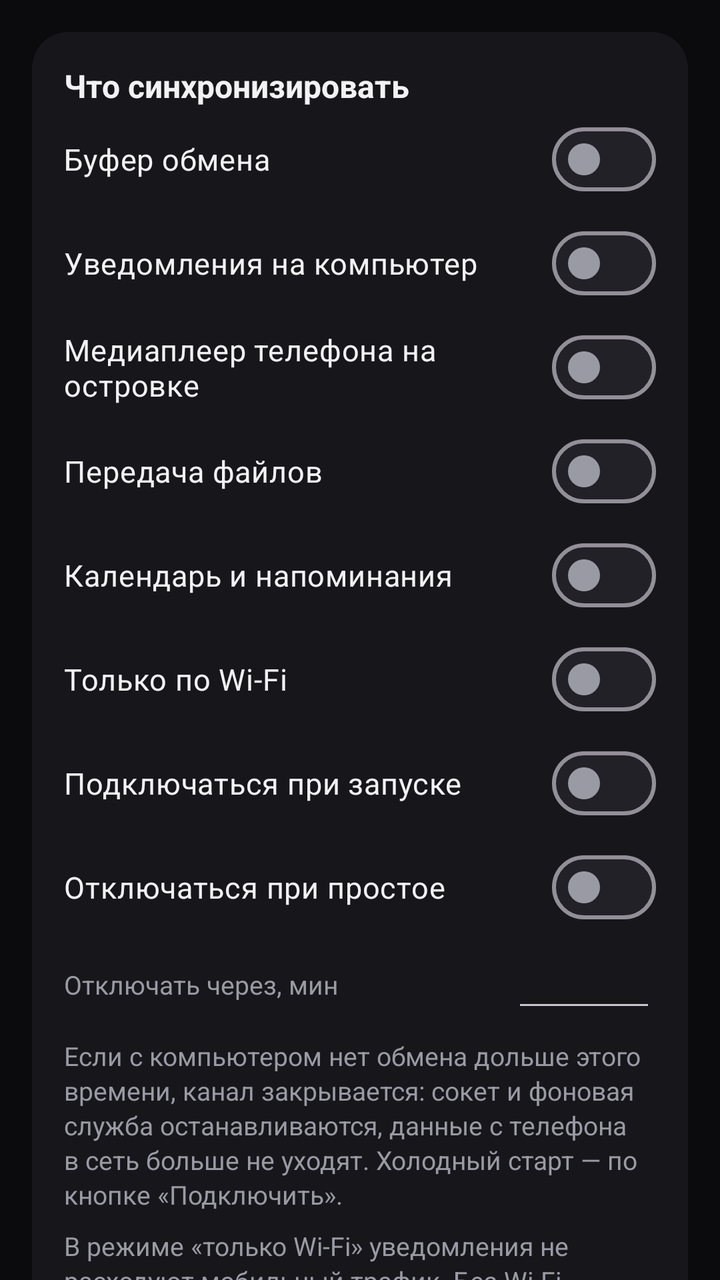
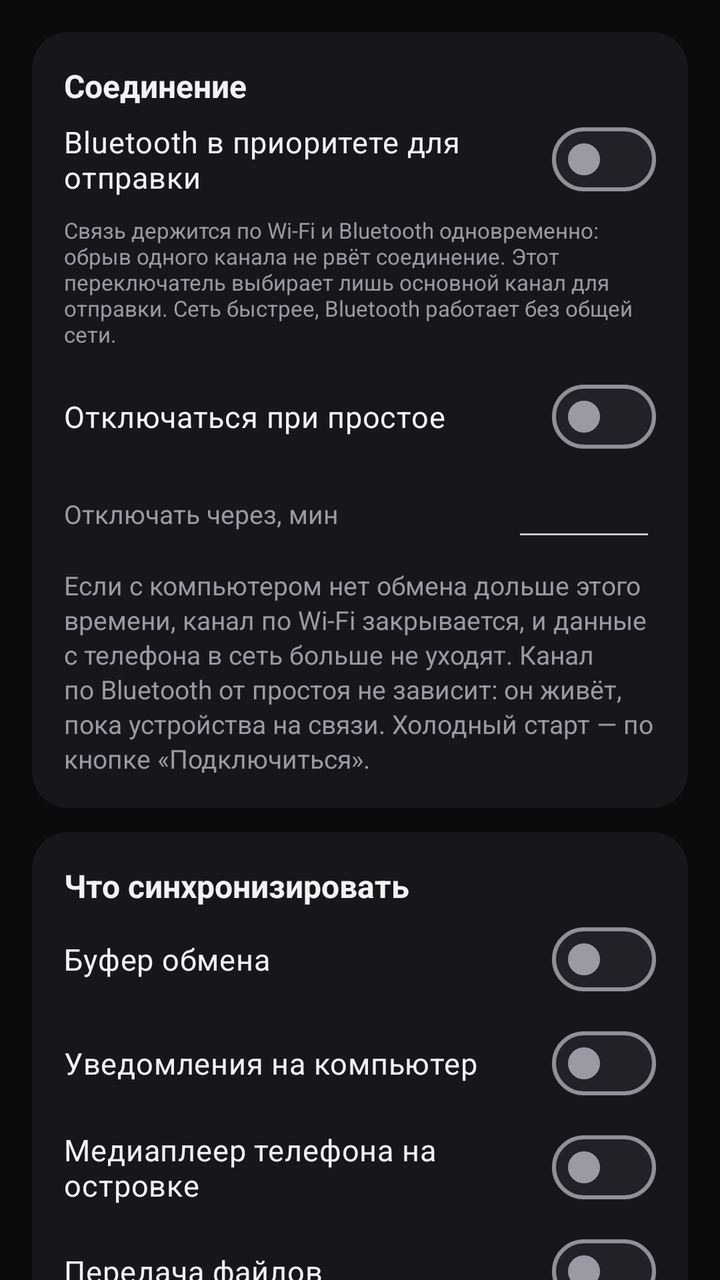

Two renders of the same Android screen: before a commit and after it. Below are the layout's source before the change and the commit's diff.
<!-- AndroidManifest.xml: application theme Theme.DiLink -->
<!-- res/layout/fragment_settings.xml -->
<?xml version="1.0" encoding="utf-8"?>
<androidx.core.widget.NestedScrollView xmlns:android="http://schemas.android.com/apk/res/android"
    xmlns:app="http://schemas.android.com/apk/res-auto"
    android:layout_width="match_parent"
    android:layout_height="match_parent"
    android:fillViewport="true">

    <LinearLayout
        android:layout_width="match_parent"
        android:layout_height="wrap_content"
        android:orientation="vertical"
        android:padding="16dp">

        <com.google.android.material.card.MaterialCardView
            android:layout_width="match_parent"
            android:layout_height="wrap_content"
            android:layout_marginBottom="12dp">

            <LinearLayout
                android:layout_width="match_parent"
                android:layout_height="wrap_content"
                android:orientation="vertical">

                <TextView
                    style="@style/Text_DiLink_Section"
                    android:layout_width="match_parent"
                    android:layout_height="wrap_content"
                    android:text="@string/section_sync" />

                <com.google.android.material.materialswitch.MaterialSwitch
                    android:id="@+id/switchClipboard"
                    style="@style/Widget_DiLink_SwitchRow"
                    android:layout_width="match_parent"
                    android:layout_height="wrap_content"
                    android:text="@string/row_clipboard" />

                <com.google.android.material.materialswitch.MaterialSwitch
                    android:id="@+id/switchNotifications"
                    style="@style/Widget_DiLink_SwitchRow"
                    android:layout_width="match_parent"
                    android:layout_height="wrap_content"
                    android:text="@string/row_notifications" />

                <com.google.android.material.materialswitch.MaterialSwitch
                    android:id="@+id/switchMedia"
                    style="@style/Widget_DiLink_SwitchRow"
                    android:layout_width="match_parent"
                    android:layout_height="wrap_content"
                    android:text="@string/row_media" />

                <com.google.android.material.materialswitch.MaterialSwitch
                    android:id="@+id/switchFiles"
                    style="@style/Widget_DiLink_SwitchRow"
                    android:layout_width="match_parent"
                    android:layout_height="wrap_content"
                    android:text="@string/row_files" />

                <com.google.android.material.materialswitch.MaterialSwitch
                    android:id="@+id/switchPlanner"
                    style="@style/Widget_DiLink_SwitchRow"
                    android:layout_width="match_parent"
                    android:layout_height="wrap_content"
                    android:text="@string/row_planner" />

                <com.google.android.material.materialswitch.MaterialSwitch
                    android:id="@+id/switchWifi"
                    style="@style/Widget_DiLink_SwitchRow"
                    android:layout_width="match_parent"
                    android:layout_height="wrap_content"
                    android:text="@string/row_wifi_only" />

                <com.google.android.material.materialswitch.MaterialSwitch
                    android:id="@+id/switchAuto"
                    style="@style/Widget_DiLink_SwitchRow"
                    android:layout_width="match_parent"
                    android:layout_height="wrap_content"
                    android:text="@string/row_auto" />

                <com.google.android.material.materialswitch.MaterialSwitch
                    android:id="@+id/switchIdle"
                    style="@style/Widget_DiLink_SwitchRow"
                    android:layout_width="match_parent"
                    android:layout_height="wrap_content"
                    android:text="@string/row_idle" />

                <LinearLayout
                    android:layout_width="match_parent"
                    android:layout_height="wrap_content"
                    android:gravity="center_vertical"
                    android:orientation="horizontal"
                    android:paddingTop="4dp">

                    <TextView
                        style="@style/Text_DiLink_Body"
                        android:layout_width="0dp"
                        android:layout_height="wrap_content"
                        android:layout_weight="1"
                        android:text="@string/row_idle_minutes" />

                    <EditText
                        android:id="@+id/idleMinutes"
                        android:layout_width="72dp"
                        android:layout_height="wrap_content"
                        android:gravity="end"
                        android:inputType="number"
                        android:maxLength="3"
                        android:autofillHints=""
                        android:importantForAutofill="no"
                        android:textSize="15sp" />
                </LinearLayout>

                <TextView
                    style="@style/Text_DiLink_Body"
                    android:layout_width="match_parent"
                    android:layout_height="wrap_content"
                    android:layout_marginTop="8dp"
                    android:text="@string/idle_hint" />

                <TextView
                    style="@style/Text_DiLink_Body"
                    android:layout_width="match_parent"
                    android:layout_height="wrap_content"
                    android:layout_marginTop="8dp"
                    android:text="@string/wifi_only_hint" />
            </LinearLayout>
        </com.google.android.material.card.MaterialCardView>

        <com.google.android.material.card.MaterialCardView
            android:layout_width="match_parent"
            android:layout_height="wrap_content"
            android:layout_marginBottom="12dp">

            <LinearLayout
                android:layout_width="match_parent"
                android:layout_height="wrap_content"
                android:orientation="vertical">

                <TextView
                    style="@style/Text_DiLink_Section"
                    android:layout_width="match_parent"
                    android:layout_height="wrap_content"
                    android:text="@string/section_access" />

                <TextView
                    android:id="@+id/accessNotifications"
                    style="@style/Widget_DiLink_SwitchRow"
                    android:layout_width="match_parent"
                    android:layout_height="wrap_content"
                    android:layout_marginTop="6dp" />

                <com.google.android.material.button.MaterialButton
                    android:id="@+id/grantNotifications"
                    style="@style/Widget_DiLink_Button"
                    android:layout_width="match_parent"
                    android:layout_height="wrap_content"
                    android:layout_marginTop="8dp"
                    android:backgroundTint="@color/surface_high"
                    android:text="@string/action_grant"
                    android:textColor="@color/text_primary" />

                <LinearLayout
                    android:layout_width="match_parent"
                    android:layout_height="wrap_content"
                    android:layout_marginTop="14dp"
                    android:orientation="horizontal">

                    <EditText
                        android:id="@+id/ignoreInput"
                        android:layout_width="0dp"
                        android:layout_height="wrap_content"
                        android:layout_weight="1"
                        android:hint="@string/hint_ignore"
                        android:inputType="text"
                        android:textColor="@color/text_primary"
                        android:textColorHint="@color/text_secondary"
                        android:textSize="14sp"
                        android:autofillHints="" />

                    <com.google.android.material.button.MaterialButton
                        android:id="@+id/addIgnore"
                        style="@style/Widget_DiLink_Button"
                        android:layout_width="wrap_content"
                        android:layout_height="wrap_content"
                        android:layout_marginStart="8dp"
                        android:text="@string/action_add" />
                </LinearLayout>

                <TextView
                    android:id="@+id/ignoreList"
                    style="@style/Text_DiLink_Body"
                    android:layout_width="match_parent"
                    android:layout_height="wrap_content"
                    android:layout_marginTop="8dp" />
            </LinearLayout>
        </com.google.android.material.card.MaterialCardView>

        <TextView
            android:id="@+id/version"
            style="@style/Text_DiLink_Caption"
            android:layout_width="match_parent"
            android:layout_height="wrap_content"
            android:gravity="center"
            android:paddingTop="8dp"
            android:paddingBottom="16dp" />

    </LinearLayout>
</androidx.core.widget.NestedScrollView>
<!-- resources referenced by this layout -->
<resources>
  <color name="surface_high">#FF212127</color>
  <color name="text_primary">#FFF2F2F5</color>
  <color name="text_secondary">#FF9A9AA5</color>
  <string name="action_add">Добавить</string>
  <string name="action_grant">Разрешить</string>
  <string name="hint_ignore">Пакет в исключениях, например com.viber.voip</string>
  <string name="idle_hint">Если с компьютером нет обмена дольше этого времени, канал закрывается: сокет и фоновая служба останавливаются, данные с телефона в сеть больше не уходят. Холодный старт — по кнопке «Подключить».</string>
  <string name="row_auto">Подключаться при запуске</string>
  <string name="row_clipboard">Буфер обмена</string>
  <string name="row_files">Передача файлов</string>
  <string name="row_idle">Отключаться при простое</string>
  <string name="row_idle_minutes">Отключать через, мин</string>
  <string name="row_media">Медиаплеер телефона на островке</string>
  <string name="row_notifications">Уведомления на компьютер</string>
  <string name="row_planner">Календарь и напоминания</string>
  <string name="row_wifi_only">Только по Wi-Fi</string>
  <string name="section_access">Доступы и исключения</string>
  <string name="section_sync">Что синхронизировать</string>
  <string name="wifi_only_hint">В режиме «только Wi-Fi» уведомления не расходуют мобильный трафик. Без Wi-Fi связь всё равно работает, но уведомления не отправляются.</string>
  <style name="Text_DiLink_Body">
          <item name="android:textColor">@color/text_secondary</item>
          <item name="android:textSize">13sp</item>
          <item name="android:lineSpacingExtra">2dp</item>
      </style>
  <style name="Text_DiLink_Caption">
          <item name="android:textColor">@color/text_secondary</item>
          <item name="android:textSize">11sp</item>
      </style>
  <style name="Text_DiLink_Section">
          <item name="android:textColor">@color/text_primary</item>
          <item name="android:textSize">16sp</item>
          <item name="android:textStyle">bold</item>
      </style>
  <style name="Widget_DiLink_Button" parent="Widget.Material3.Button">
          <item name="cornerRadius">14dp</item>
          <item name="android:textAllCaps">false</item>
          <item name="android:textSize">15sp</item>
          <item name="android:letterSpacing">0</item>
      </style>
  <color name="accent">#FF5B8CFF</color>
  <color name="surface">#FF17171B</color>
  <color name="bg">#FF0B0B0D</color>
  <style name="Widget_DiLink_Card" parent="Widget.Material3.CardView.Filled">
          <item name="cardBackgroundColor">@color/surface</item>
          <item name="cardCornerRadius">18dp</item>
          <item name="cardElevation">0dp</item>
          <item name="contentPadding">16dp</item>
          <item name="strokeWidth">0dp</item>
      </style>
  <style name="Widget_DiLink_Switch" parent="Widget.Material3.CompoundButton.MaterialSwitch">
          <item name="thumbTint">@color/text_primary</item>
          <item name="trackTint">@color/accent_soft</item>
      </style>
  <style name="Widget_DiLink_Toolbar" parent="Widget.Material3.Toolbar">
          <item name="android:background">@color/bg</item>
          <item name="titleTextColor">@color/text_primary</item>
      </style>
  <color name="accent_soft">#335B8CFF</color>
  <!-- unchanged entries left out for length: 2 -->
</resources>

<!-- the commit's change to res/layout/fragment_settings.xml (unified diff, before → after) -->
@@ -25,65 +25,33 @@
                     style="@style/Text_DiLink_Section"
                     android:layout_width="match_parent"
                     android:layout_height="wrap_content"
-                    android:text="@string/section_sync" />
-
-                <com.google.android.material.materialswitch.MaterialSwitch
-                    android:id="@+id/switchClipboard"
-                    style="@style/Widget_DiLink_SwitchRow"
-                    android:layout_width="match_parent"
-                    android:layout_height="wrap_content"
-                    android:text="@string/row_clipboard" />
-
-                <com.google.android.material.materialswitch.MaterialSwitch
-                    android:id="@+id/switchNotifications"
-                    style="@style/Widget_DiLink_SwitchRow"
-                    android:layout_width="match_parent"
-                    android:layout_height="wrap_content"
-                    android:text="@string/row_notifications" />
-
-                <com.google.android.material.materialswitch.MaterialSwitch
-                    android:id="@+id/switchMedia"
-                    style="@style/Widget_DiLink_SwitchRow"
-                    android:layout_width="match_parent"
-                    android:layout_height="wrap_content"
-                    android:text="@string/row_media" />
-
-                <com.google.android.material.materialswitch.MaterialSwitch
-                    android:id="@+id/switchFiles"
-                    style="@style/Widget_DiLink_SwitchRow"
-                    android:layout_width="match_parent"
-                    android:layout_height="wrap_content"
-                    android:text="@string/row_files" />
-
-                <com.google.android.material.materialswitch.MaterialSwitch
-                    android:id="@+id/switchPlanner"
-                    style="@style/Widget_DiLink_SwitchRow"
-                    android:layout_width="match_parent"
-                    android:layout_height="wrap_content"
-                    android:text="@string/row_planner" />
-
-                <com.google.android.material.materialswitch.MaterialSwitch
-                    android:id="@+id/switchWifi"
-                    style="@style/Widget_DiLink_SwitchRow"
-                    android:layout_width="match_parent"
-                    android:layout_height="wrap_content"
-                    android:text="@string/row_wifi_only" />
-
-                <com.google.android.material.materialswitch.MaterialSwitch
-                    android:id="@+id/switchAuto"
-                    style="@style/Widget_DiLink_SwitchRow"
-                    android:layout_width="match_parent"
-                    android:layout_height="wrap_content"
-                    android:text="@string/row_auto" />
+                    android:text="@string/section_connection" />
+
+                <com.google.android.material.materialswitch.MaterialSwitch
+                    android:id="@+id/switchBluetooth"
+                    style="@style/Widget_DiLink_SwitchRow"
+                    android:layout_width="match_parent"
+                    android:layout_height="wrap_content"
+                    android:text="@string/row_prefer_bluetooth" />
+
+                <TextView
+                    android:id="@+id/bluetoothHint"
+                    style="@style/Text_DiLink_Caption"
+                    android:layout_width="match_parent"
+                    android:layout_height="wrap_content"
+                    android:layout_marginTop="2dp"
+                    android:text="@string/prefer_bluetooth_hint" />
 
                 <com.google.android.material.materialswitch.MaterialSwitch
                     android:id="@+id/switchIdle"
                     style="@style/Widget_DiLink_SwitchRow"
                     android:layout_width="match_parent"
                     android:layout_height="wrap_content"
+                    android:layout_marginTop="8dp"
                     android:text="@string/row_idle" />
 
                 <LinearLayout
+                    android:id="@+id/idleRow"
                     android:layout_width="match_parent"
                     android:layout_height="wrap_content"
                     android:gravity="center_vertical"
@@ -110,11 +78,79 @@
                 </LinearLayout>
 
                 <TextView
+                    android:id="@+id/idleHint"
                     style="@style/Text_DiLink_Body"
                     android:layout_width="match_parent"
                     android:layout_height="wrap_content"
                     android:layout_marginTop="8dp"
                     android:text="@string/idle_hint" />
+            </LinearLayout>
+        </com.google.android.material.card.MaterialCardView>
+
+        <com.google.android.material.card.MaterialCardView
+            android:layout_width="match_parent"
+            android:layout_height="wrap_content"
+            android:layout_marginBottom="12dp">
+
+            <LinearLayout
+                android:layout_width="match_parent"
+                android:layout_height="wrap_content"
+                android:orientation="vertical">
+
+                <TextView
+                    style="@style/Text_DiLink_Section"
+                    android:layout_width="match_parent"
+                    android:layout_height="wrap_content"
+                    android:text="@string/section_sync" />
+
+                <com.google.android.material.materialswitch.MaterialSwitch
+                    android:id="@+id/switchClipboard"
+                    style="@style/Widget_DiLink_SwitchRow"
+                    android:layout_width="match_parent"
+                    android:layout_height="wrap_content"
+                    android:text="@string/row_clipboard" />
+
+                <com.google.android.material.materialswitch.MaterialSwitch
+                    android:id="@+id/switchNotifications"
+                    style="@style/Widget_DiLink_SwitchRow"
+                    android:layout_width="match_parent"
+                    android:layout_height="wrap_content"
+                    android:text="@string/row_notifications" />
+
+                <com.google.android.material.materialswitch.MaterialSwitch
+                    android:id="@+id/switchMedia"
+                    style="@style/Widget_DiLink_SwitchRow"
+                    android:layout_width="match_parent"
+                    android:layout_height="wrap_content"
+                    android:text="@string/row_media" />
+
+                <com.google.android.material.materialswitch.MaterialSwitch
+                    android:id="@+id/switchFiles"
+                    style="@style/Widget_DiLink_SwitchRow"
+                    android:layout_width="match_parent"
+                    android:layout_height="wrap_content"
+                    android:text="@string/row_files" />
+
+                <com.google.android.material.materialswitch.MaterialSwitch
+                    android:id="@+id/switchPlanner"
+                    style="@style/Widget_DiLink_SwitchRow"
+                    android:layout_width="match_parent"
+                    android:layout_height="wrap_content"
+                    android:text="@string/row_planner" />
+
+                <com.google.android.material.materialswitch.MaterialSwitch
+                    android:id="@+id/switchAuto"
+                    style="@style/Widget_DiLink_SwitchRow"
+                    android:layout_width="match_parent"
+                    android:layout_height="wrap_content"
+                    android:text="@string/row_auto" />
+
+                <com.google.android.material.materialswitch.MaterialSwitch
+                    android:id="@+id/switchWifi"
+                    style="@style/Widget_DiLink_SwitchRow"
+                    android:layout_width="match_parent"
+                    android:layout_height="wrap_content"
+                    android:text="@string/row_wifi_only" />
 
                 <TextView
                     style="@style/Text_DiLink_Body"
<!-- resource entries referenced after the edit -->
@@ -6,7 +6,8 @@
   <string name="action_add">Добавить</string>
   <string name="action_grant">Разрешить</string>
   <string name="hint_ignore">Пакет в исключениях, например com.viber.voip</string>
-  <string name="idle_hint">Если с компьютером нет обмена дольше этого времени, канал закрывается: сокет и фоновая служба останавливаются, данные с телефона в сеть больше не уходят. Холодный старт — по кнопке «Подключить».</string>
+  <string name="idle_hint">Если с компьютером нет обмена дольше этого времени, канал по Wi-Fi закрывается, и данные с телефона в сеть больше не уходят. Канал по Bluetooth от простоя не зависит: он живёт, пока устройства на связи. Холодный старт — по кнопке «Подключиться».</string>
+  <string name="prefer_bluetooth_hint">Связь держится по Wi-Fi и Bluetooth одновременно: обрыв одного канала не рвёт соединение. Этот переключатель выбирает лишь основной канал для отправки. Сеть быстрее, Bluetooth работает без общей сети.</string>
   <string name="row_auto">Подключаться при запуске</string>
   <string name="row_clipboard">Буфер обмена</string>
   <string name="row_files">Передача файлов</string>
@@ -15,8 +16,10 @@
   <string name="row_media">Медиаплеер телефона на островке</string>
   <string name="row_notifications">Уведомления на компьютер</string>
   <string name="row_planner">Календарь и напоминания</string>
+  <string name="row_prefer_bluetooth">Bluetooth в приоритете для отправки</string>
   <string name="row_wifi_only">Только по Wi-Fi</string>
   <string name="section_access">Доступы и исключения</string>
+  <string name="section_connection">Соединение</string>
   <string name="section_sync">Что синхронизировать</string>
   <string name="wifi_only_hint">В режиме «только Wi-Fi» уведомления не расходуют мобильный трафик. Без Wi-Fi связь всё равно работает, но уведомления не отправляются.</string>
   <style name="Text_DiLink_Body">
